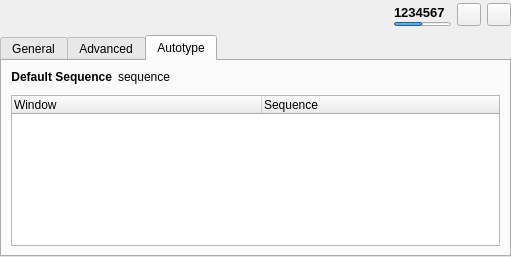
The window that src/gui/EntryPreviewWidget.ui (keepassxreboot/keepassxc) describes before a commit, drawn with Qt 5.
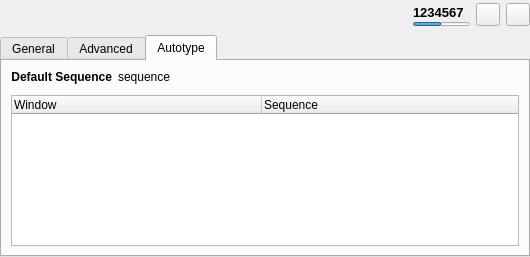
The same window after the commit. The open tabs and pages were chosen to show the change. Custom widgets are drawn as their Qt base class.

What changed in the file:
```diff
--- a/src/gui/EntryPreviewWidget.ui
+++ b/src/gui/EntryPreviewWidget.ui
@@ -6,7 +6,7 @@
    <rect>
     <x>0</x>
     <y>0</y>
-    <width>508</width>
+    <width>530</width>
     <height>257</height>
    </rect>
   </property>
@@ -771,6 +771,9 @@
                 <property name="alignment">
                  <set>Qt::AlignLeading|Qt::AlignLeft|Qt::AlignVCenter</set>
                 </property>
+                <property name="wordWrap">
+                 <bool>true</bool>
+                </property>
                </widget>
               </item>
              </layout>
```
Left out of the diff: 4 changed lines with no effect on the pictures.
